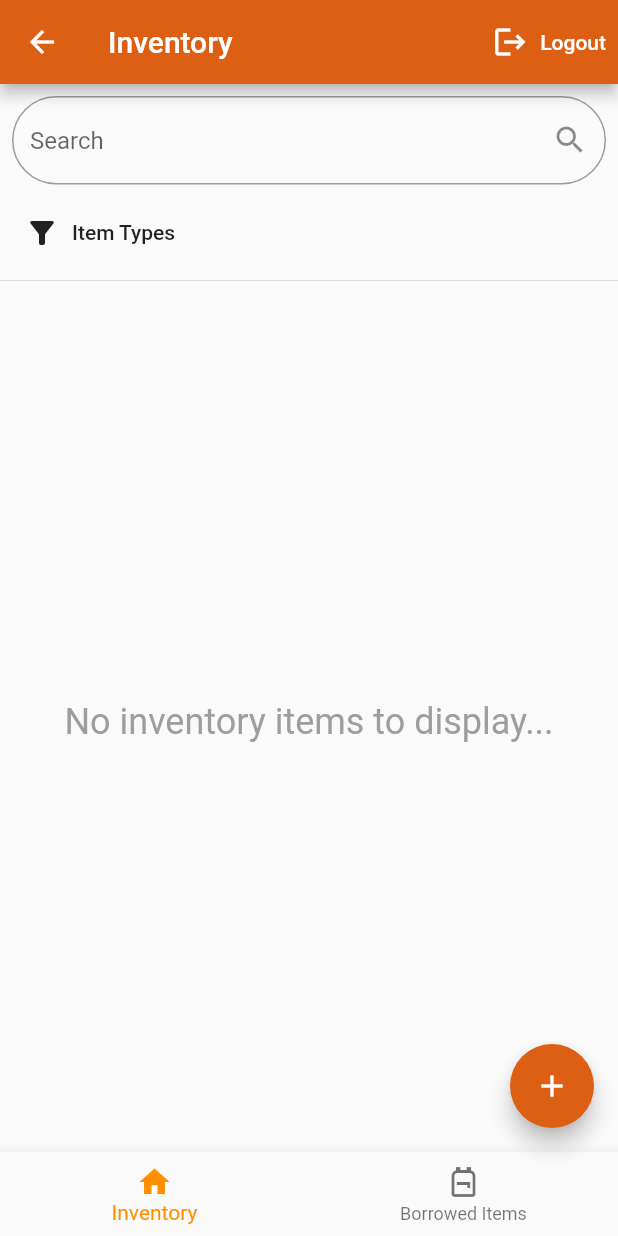
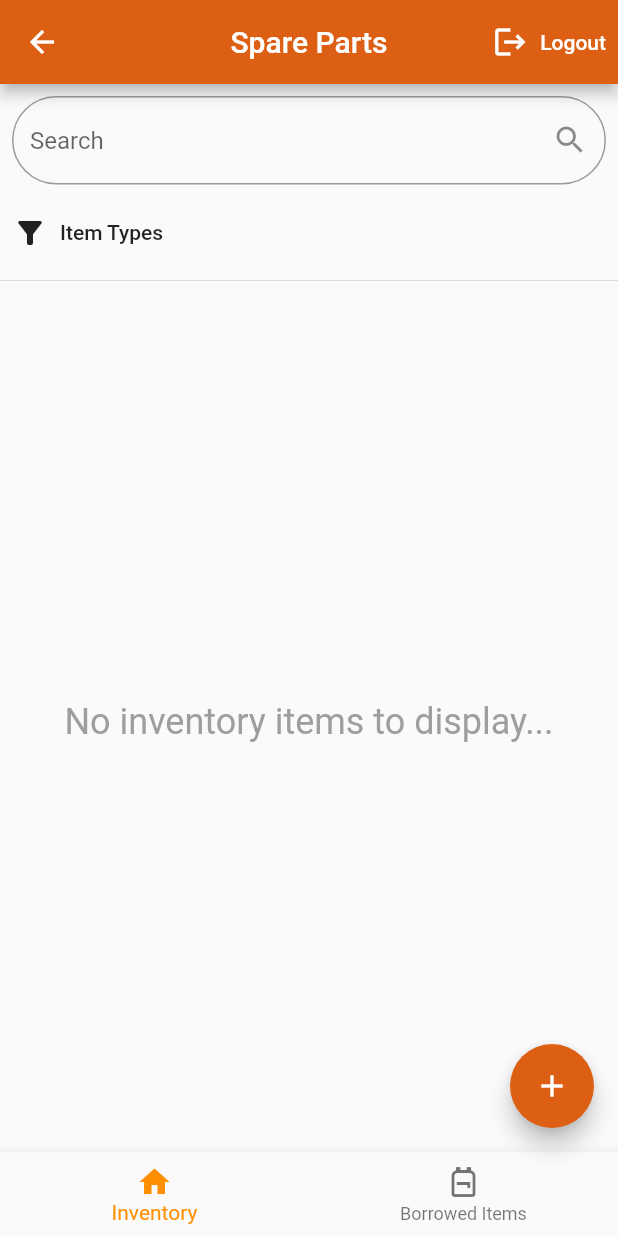
Before and after one commit to vehikl/spare-parts, a Flutter app: the HomePage screen opened directly, on a phone screen of 412 x 824 dp. Run offline on Flutter 3.47's test engine with Material 2 defaults, Android fonts, the phone set to English and light mode, and no system bars; our stand-ins replace cloud_firestore, cloud_functions, firebase_auth, firebase_core; missing offline and left inert: mockito; accounts and stored records are empty; generated files the repository leaves out were written again.

Commit message:
Responsive Layout (#42)
* Fix layouts

Co-authored-by: Alisa Vynohradova <56138100+alisondraV@users.noreply.github.com>

* Co-authored-by: Alisa Vynohradova <56138100+alisondraV@users.noreply.github.com>

* Add vertical divider

Co-authored-by: Andrii Denysenko <a.denysenko@vehikl.com>

* Update seed data

* Add titles to sections

* Move the "+" button on desktop layout

Co-authored-by: Alisa Vynohradova <56138100+alisondraV@users.noreply.github.com>
Co-authored-by: Vehikl Team <ques@vehikl.com>

```diff
--- a/emulator_data/auth_export/accounts.json
+++ b/emulator_data/auth_export/accounts.json
@@ -1 +1 @@
-{"kind":"identitytoolkit#DownloadAccountResponse","users":[{"localId":"iv1r4HP8Qt5lU4F3HgKtl7udbfuG","createdAt":"1654028853297","lastLoginAt":"1660078938077","displayName":"User","photoUrl":"","providerUserInfo":[{"providerId":"google.com","rawId":"4147783624348258477796899307376710228318","federatedId":"4147783624348258477796899307376710228318","displayName":"Mountain Otter","email":"mountain.otter.699@vehikl.com","screenName":"otter_mountain"}],"validSince":"1667332277","email":"user@vehikl.com","emailVerified":false,"disabled":false},{"localId":"p0mvWDGnLz5OiiTPIiP7ZS9a6qOD","createdAt":"1658258597822","lastLoginAt":"1667332636000","displayName":"Admin","photoUrl":"","customAttributes":"{\"role\":\"admin\"}","providerUserInfo":[{"providerId":"google.com","rawId":"6090142951322796693499434826534693033491","federatedId":"6090142951322796693499434826534693033491","displayName":"Admin","email":"admin@vehikl.com","screenName":"Admin"}],"validSince":"1667332277","email":"admin@vehikl.com","emailVerified":true,"disabled":false,"lastRefreshAt":"2022-11-01T19:57:16.039Z"}]}
+{"kind":"identitytoolkit#DownloadAccountResponse","users":[{"localId":"iv1r4HP8Qt5lU4F3HgKtl7udbfuG","createdAt":"1654028853297","lastLoginAt":"1670012738761","displayName":"User","photoUrl":"","providerUserInfo":[{"providerId":"google.com","rawId":"4147783624348258477796899307376710228318","federatedId":"4147783624348258477796899307376710228318","displayName":"Mountain Otter","email":"mountain.otter.699@vehikl.com","screenName":"otter_mountain"}],"validSince":"1670011866","email":"user@vehikl.com","emailVerified":false,"disabled":false,"lastRefreshAt":"2022-12-02T20:25:38.795Z"},{"localId":"p0mvWDGnLz5OiiTPIiP7ZS9a6qOD","createdAt":"1658258597822","lastLoginAt":"1670012776156","displayName":"Admin","photoUrl":"","customAttributes":"{\"role\":\"admin\"}","providerUserInfo":[{"providerId":"google.com","rawId":"6090142951322796693499434826534693033491","federatedId":"6090142951322796693499434826534693033491","displayName":"Admin","email":"admin@vehikl.com","screenName":"Admin"}],"validSince":"1670011866","email":"admin@vehikl.com","emailVerified":true,"disabled":false,"lastRefreshAt":"2022-12-02T20:26:16.185Z"}]}
--- a/emulator_data/firebase-export-metadata.json
+++ b/emulator_data/firebase-export-metadata.json
@@ -1,12 +1,12 @@
 {
-  "version": "11.1.0",
+  "version": "11.15.0",
   "firestore": {
-    "version": "1.14.3",
+    "version": "1.15.1",
     "path": "firestore_export",
     "metadata_file": "firestore_export/firestore_export.overall_export_metadata"
   },
   "auth": {
-    "version": "11.1.0",
+    "version": "11.15.0",
     "path": "auth_export"
   }
 }
--- a/lib/pages/home_page/home_page.dart
+++ b/lib/pages/home_page/home_page.dart
@@ -6,6 +6,8 @@ import 'package:spare_parts/pages/home_page/inventory_view/inventory_view.dart';
 import 'package:spare_parts/pages/home_page/settings_view/settings_view.dart';
 import 'package:spare_parts/utilities/constants.dart';
 import 'package:spare_parts/widgets/add_inventory_item_button.dart';
+import 'package:spare_parts/widgets/custom_layout_builder.dart';
+import 'package:spare_parts/widgets/title_text.dart';
 
 class HomePage extends StatefulWidget {
   const HomePage({Key? key}) : super(key: key);
@@ -18,9 +20,31 @@ class _HomePageState extends State<HomePage> {
   int _selectedBottomNavItemIndex = 0;
   final PageController pageController = PageController();
 
-  _handleSignOut() {
+  void _handleSignOut() {
     final auth = context.read<FirebaseAuth>();
     auth.signOut();
+  }
+
+  void _handleSettings() {
+    Navigator.push(
+      context,
+      MaterialPageRoute(
+        builder: (context) => Scaffold(
+          appBar: AppBar(
+            title: const Text('Inventory'),
+            actions: [
+              TextButton.icon(
+                label: Text('Logout'),
+                onPressed: _handleSignOut,
+                icon: const Icon(Icons.logout),
+                style: TextButton.styleFrom(foregroundColor: Colors.white),
+              ),
+            ],
+          ),
+          body: Center(child: SettingsView()),
+        ),
+      ),
+    );
   }
 
   void _onBottomNavItemTapped(int index) {
@@ -45,20 +69,57 @@ class _HomePageState extends State<HomePage> {
 
   @override
   Widget build(BuildContext context) {
+    return CustomLayoutBuilder(
+      builder: (context, layout) {
         return Scaffold(
+          floatingActionButtonLocation: layout == LayoutType.desktop
+              ? FloatingActionButtonLocation.startFloat
+              : null,
           appBar: AppBar(
-        title: const Text('Inventory'),
+            centerTitle: true,
+            title: const Text('Spare Parts'),
             actions: [
+              if (layout == LayoutType.desktop && isAdmin)
+                TextButton.icon(
+                  label: Text('Settings'),
+                  onPressed: _handleSettings,
+                  icon: Icon(Icons.settings),
+                  style: TextButton.styleFrom(foregroundColor: Colors.white),
+                ),
               TextButton.icon(
                 label: Text('Logout'),
                 onPressed: _handleSignOut,
                 icon: const Icon(Icons.logout),
                 style: TextButton.styleFrom(foregroundColor: Colors.white),
+              ),
+            ],
+          ),
+          floatingActionButton: AddInventoryItemButton(),
+          body: layout == LayoutType.desktop
+              ? SizedBox(
+                  child: Row(
+                    children: [
+                      Expanded(
+                        child: Column(
+                          children: const [
+                            TitleText('Inventory'),
+                            Expanded(child: InventoryView()),
+                          ],
+                        ),
+                      ),
+                      VerticalDivider(),
+                      Expanded(
+                        child: Column(
+                          children: const [
+                            TitleText('Borrowed Items'),
+                            Expanded(child: BorrowedItemsView())
+                          ],
+                        ),
                       )
                     ],
                   ),
-      floatingActionButton: AddInventoryItemButton(),
-      body: PageView(
+                )
+              : PageView(
                   controller: pageController,
                   onPageChanged: _onPageChanged,
                   children: [
@@ -67,9 +128,14 @@ class _HomePageState extends State<HomePage> {
                     if (isAdmin) SettingsView()
                   ],
                 ),
-      bottomNavigationBar: BottomNavigationBar(
+          bottomNavigationBar: layout == LayoutType.desktop
+              ? null
+              : BottomNavigationBar(
                   items: [
-          BottomNavigationBarItem(icon: Icon(Icons.home), label: 'Inventory'),
+                    BottomNavigationBarItem(
+                      icon: Icon(Icons.home),
+                      label: 'Inventory',
+                    ),
                     BottomNavigationBarItem(
                       icon: Icon(Icons.backpack_outlined),
                       label: 'Borrowed Items',
@@ -85,5 +151,7 @@ class _HomePageState extends State<HomePage> {
                   onTap: _onBottomNavItemTapped,
                 ),
         );
+      },
+    );
   }
 }
--- a/lib/pages/home_page/inventory_view/inventory_view.dart
+++ b/lib/pages/home_page/inventory_view/inventory_view.dart
@@ -35,15 +35,11 @@ class _InventoryViewState extends State<InventoryView> {
   }
 
   void _handleTypesFilterChanged(List<String> newTypes) {
-    setState(() {
-      _selectedItemTypes = newTypes;
-    });
+    setState(() => _selectedItemTypes = newTypes);
   }
 
   void _handleBorrowersFilterChanged(List<String> newBorrowers) {
-    setState(() {
-      _selectedBorrowers = newBorrowers;
-    });
+    setState(() => _selectedBorrowers = newBorrowers);
   }
 
   void _handleAvailableItemsFilterChanged() {
@@ -55,6 +51,7 @@ class _InventoryViewState extends State<InventoryView> {
     final firestoreService = context.watch<FirestoreService>();
 
     return Column(
+      crossAxisAlignment: CrossAxisAlignment.stretch,
       children: [
         Row(
           children: [
@@ -71,8 +68,8 @@ class _InventoryViewState extends State<InventoryView> {
             ),
           ],
         ),
-        Padding(
-          padding: const EdgeInsets.symmetric(horizontal: 8.0),
+        SingleChildScrollView(
+          scrollDirection: Axis.horizontal,
           child: Row(
             children: [
               MultiselectButton(
--- /dev/null
+++ b/lib/widgets/custom_layout_builder.dart
@@ -0,0 +1,24 @@
+import 'package:flutter/material.dart';
+
+enum LayoutType { mobile, tablet, desktop }
+
+class CustomLayoutBuilder extends StatelessWidget {
+  final Widget Function(BuildContext context, LayoutType layoutType) builder;
+
+  const CustomLayoutBuilder({super.key, required this.builder});
+
+  LayoutType _getLayoutType(BoxConstraints constraints) {
+    if (constraints.maxWidth < 640) return LayoutType.mobile;
+    if (constraints.minWidth < 1024) return LayoutType.tablet;
+    return LayoutType.desktop;
+  }
+
+  @override
+  Widget build(BuildContext context) {
+    return LayoutBuilder(
+      builder: (context, constraints) {
+        return builder(context, _getLayoutType(constraints));
+      },
+    );
+  }
+}
--- a/lib/widgets/inventory_list_item.dart
+++ b/lib/widgets/inventory_list_item.dart
@@ -94,10 +94,7 @@ class InventoryListItem extends StatelessWidget {
 
     return ListTile(
       leading: Icon(itemTypes[item.type]),
-      title: Text(
-        item.id,
-        style: Theme.of(context).textTheme.bodyText1!.copyWith(fontSize: 22),
-      ),
+      title: Text(item.id),
       subtitle: !showBorrower || item.borrower?.name == null
           ? null
           : Text(item.borrower!.name!),
```
Also changed, not shown: lib/pages/home_page/settings_view/settings_view.dart (+2 -9 lines), lib/widgets/title_text.dart (added, +15 -0 lines), 3 other files. Lines whose indentation alone changed are shown as unchanged.
